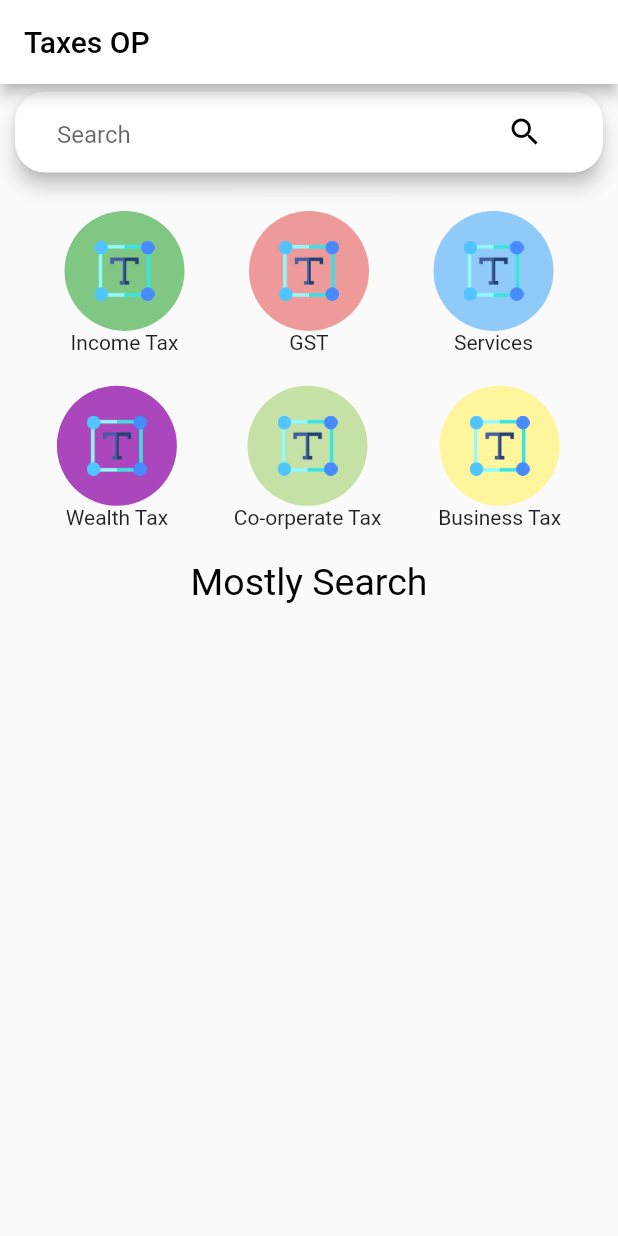
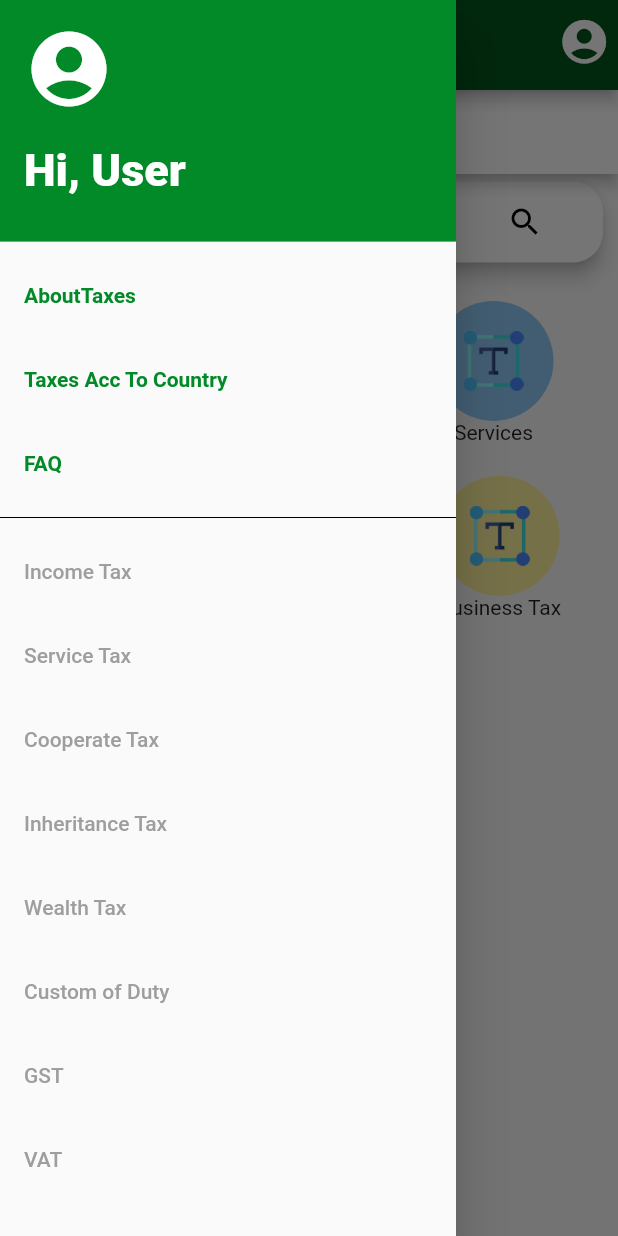
Before and after one commit to Earthknight/OP-Taxes, a Flutter app: the screen it shows after launch, with the side drawer open (before the commit the screen has no drawer), on a phone screen of 412 x 824 dp. Run offline on Flutter 3.47's test engine with Material 2 defaults, Android fonts, the phone set to English and light mode, and no system bars; our stand-ins replace expandable, sqflite; missing offline and left inert: country_pickers; accounts and stored records are empty.

Commit message:
custom widgets added and fixed the bug

```diff
--- a/lib/main.dart
+++ b/lib/main.dart
@@ -1,4 +1,5 @@
 import 'package:flutter/material.dart';
+import 'package:taxes/screens/drawer.dart';
 import './screens/home_screen.dart';
 
 void main() {
@@ -12,7 +13,7 @@ class MyApp extends StatelessWidget {
   Widget build(BuildContext context) {
     return MaterialApp(
       title: 'Taxes OP',
-      home: HomeScreen(),
+      home: DrawerScreen(),
     );
   }
 }
--- /dev/null
+++ b/lib/screens/drawer.dart
@@ -0,0 +1,136 @@
+import 'package:flutter/cupertino.dart';
+import 'package:flutter/material.dart';
+import 'package:taxes/screens/home_screen.dart';
+import 'package:taxes/screens/select_country_screen.dart';
+import 'package:taxes/screens/tax_list_screen.dart';
+import 'package:taxes/widgets/AppBarWidget.dart';
+import 'package:taxes/widgets/IconWidget.dart';
+import 'package:taxes/widgets/ListTileWidget.dart';
+import 'package:taxes/widgets/TextWidget.dart';
+import 'package:taxes/widgets/sizedBoxWidget.dart';
+
+
+class DrawerScreen extends StatelessWidget {
+  @override
+  @override
+  Widget build(BuildContext context) {
+    return Scaffold(
+      appBar: AppBarWidget(),
+      drawer: DrawerWidget(context),
+      body: Container(
+        child: HomeScreen(),
+      ),
+    );
+  }
+}
+
+PreferredSizeWidget AppBarWidget() {
+  return PreferredSize(
+    preferredSize: Size.fromHeight(60),
+    child: MyAppBar(
+      text: "OP Taxes",
+      actions: [
+        MySizedBox(
+          width: 5.0,
+        ),
+        MyIcon(
+          icon: Icons.account_circle_rounded,
+        ),
+        MySizedBox(
+          width: 5.0,
+        ),
+      ],
+      bgColor: Color(0xff03541A),
+    ),
+  );
+}
+
+Widget DrawerWidget(BuildContext context) {
+  List<String> TaxesList = [
+    "Income Tax",
+    "Service Tax",
+    "Cooperate Tax",
+    "Inheritance Tax",
+    "Wealth Tax",
+    "Custom of Duty",
+    "GST",
+    "VAT"
+  ];
+  return Drawer(
+      child: ListView(
+    shrinkWrap: true,
+    physics: ScrollPhysics(),
+    scrollDirection: Axis.vertical,
+    padding: EdgeInsets.zero,
+    children: [
+      DrawerHeader(
+        decoration: BoxDecoration(
+          color: Color(0xff028A28),
+        ),
+        child: Column(
+          crossAxisAlignment: CrossAxisAlignment.start,
+          children: <Widget>[
+            MyIcon(
+              icon: Icons.account_circle_rounded,
+              size: 60.0,
+            ),
+            MySizedBox(
+              height: 20.0,
+            ),
+            MyText(
+              text: "Hi, User",
+              textScaleFactor: 1.5,
+              size: 30.0,
+              fontColor: Colors.white,
+              fontWeight: FontWeight.w800,
+              textAlign: TextAlign.center,
+            )
+          ],
+        ),
+      ),
+      MyListTile(
+          title: const MyText(
+            text: "AboutTaxes",
+            fontColor: Color(0xff028A28),
+            fontWeight: FontWeight.bold,
+          ),
+          ontap: () {
+            Navigator.of(context, rootNavigator: true).push(
+              MaterialPageRoute(builder: (context) => TaxType()),
+            );
+          }),
+      MyListTile(
+          title: const MyText(
+            text: "Taxes Acc To Country",
+            fontColor: Color(0xff028A28),
+            fontWeight: FontWeight.bold,
+          ),
+          ontap: () {
+            Navigator.of(context, rootNavigator: true).push(
+              MaterialPageRoute(builder: (context) => SelectCountry()),
+            );
+          }),
+      const MyListTile(
+        title: MyText(
+          text: "FAQ",
+          fontColor: Color(0xff028A28),
+          fontWeight: FontWeight.bold,
+        ),
+      ),
+      const Divider(color: Colors.black),
+      ListView.builder(
+          shrinkWrap: true,
+          scrollDirection: Axis.vertical,
+          physics: ScrollPhysics(),
+          itemCount: TaxesList.length,
+          itemBuilder: (BuildContext context, int index) {
+            return MyListTile(
+              title: MyText(
+                text: TaxesList[index],
+                fontColor: Colors.grey,
+              ),
+            );
+          })
+    ],
+  ));
+}
--- /dev/null
+++ b/lib/widgets/AppBarWidget.dart
@@ -0,0 +1,22 @@
+import 'package:flutter/material.dart';
+
+class MyAppBar extends StatelessWidget {
+  final String text;
+  final Color? bgColor;
+  final List<Widget>? actions;
+
+  const MyAppBar({
+    required this.text,
+    this.bgColor,
+    this.actions,
+  });
+
+  @override
+  Widget build(BuildContext context) {
+    return AppBar(
+      title : Text(text.toString()),
+      backgroundColor: bgColor,
+      actions: actions,
+    );
+  }
+}
--- /dev/null
+++ b/lib/widgets/IconWidget.dart
@@ -0,0 +1,25 @@
+import 'package:flutter/material.dart';
+
+class MyIcon extends StatelessWidget {
+  MyIcon ({
+    this.onTap,
+    this.color = Colors.white,
+    required this.icon,
+    this.size
+  });
+  final VoidCallback? onTap;
+  final Color? color;
+  final IconData icon;
+  final double? size;
+  @override
+  Widget build(BuildContext context) {
+    return GestureDetector(
+      onTap: onTap,
+      child: Icon(
+        icon,
+        size: size ?? 35.0,
+        color: color ?? Colors.white,
+      ),
+    );
+  }
+}
--- /dev/null
+++ b/lib/widgets/ListTileWidget.dart
@@ -0,0 +1,28 @@
+import 'package:flutter/material.dart';
+
+class MyListTile extends StatelessWidget {
+  final Widget title;
+  final Widget? subtitle;
+  final Widget? leading;
+  final Widget? trailing;
+  final VoidCallback? ontap;
+
+  const MyListTile({
+    required this.title,
+    this.subtitle,
+    this.trailing,
+    this.leading,
+    this.ontap
+  });
+
+  @override
+  Widget build(BuildContext context) {
+    return ListTile(
+      title: title,
+      onTap: ontap,
+      subtitle: subtitle,
+      leading: leading,
+      trailing: trailing,
+    );
+  }
+}
--- /dev/null
+++ b/lib/widgets/TextWidget.dart
@@ -0,0 +1,45 @@
+import 'package:flutter/material.dart';
+
+import 'get_device_size.dart';
+
+class MyText extends StatelessWidget {
+  final String text;
+  final double? size;
+  final FontWeight? fontWeight;
+  final Color? fontColor;
+  final double? wordSpacing;
+  final double? textScaleFactor;
+  final TextAlign? textAlign;
+  final int? lines;
+  final String? fontFamily;
+
+  const MyText({
+    required this.text,
+    this.size,
+    this.fontWeight,
+    this.fontColor,
+    this.wordSpacing,
+    this.textScaleFactor,
+    this.textAlign,
+    this.lines,
+    this.fontFamily,
+  });
+
+  @override
+  Widget build(BuildContext context) {
+    final screenSize = GetDeviceSize.getDeviceSize(context);
+    return Text(
+      text.toString(),
+      overflow: lines == 0 ? TextOverflow.visible : TextOverflow.ellipsis,
+      textAlign: textAlign,
+      maxLines: lines == 0 ? null : lines,
+      style: TextStyle(
+          fontSize: size,
+          color: fontColor,
+          fontFamily: fontFamily,
+          fontWeight: fontWeight,
+          decoration: TextDecoration.none
+      ),
+    );
+  }
+}
--- /dev/null
+++ b/lib/widgets/get_device_size.dart
@@ -0,0 +1,7 @@
+import 'package:flutter/material.dart';
+
+class GetDeviceSize {
+  static Size getDeviceSize(BuildContext context) {
+    return MediaQuery.of(context).size;
+  }
+}
--- /dev/null
+++ b/lib/widgets/sizedBoxWidget.dart
@@ -0,0 +1,22 @@
+import 'package:flutter/material.dart';
+
+class MySizedBox extends StatelessWidget {
+  final double? height;
+  final double? width;
+  final Widget? child;
+
+  const MySizedBox({
+    this.height,
+    this.width,
+    this.child,
+  });
+
+  @override
+  Widget build(BuildContext context) {
+    return SizedBox(
+      height: height ?? 0.0,
+      width: width ?? 0.0,
+      child: child,
+    );
+  }
+}
--- a/pubspec.yaml
+++ b/pubspec.yaml
@@ -30,6 +30,7 @@ dependencies:
   flutter:
     sdk: flutter
   sqflite: ^2.0.1
+  country_pickers: ^2.0.0
 
 
   # The following adds the Cupertino Icons font to your application.
@@ -62,6 +63,7 @@ flutter:
   assets:
     - assets/images/text.png
     - assets/images/tax.png
+    - assets/images/img.png
   # - images/a_dot_ham.jpeg
 
   # An image asset can refer to one or more resolution-specific "variants", see
```
Also changed, not shown: lib/screens/select_country_screen.dart (added, +91 -0 lines), lib/screens/tax_list_screen.dart (added, +104 -0 lines), lib/widgets/ImageWidget.dart (added, +13 -0 lines), lib/widgets/clippper.dart (added, +35 -0 lines), assets/images/img.png (added), pubspec.lock.
